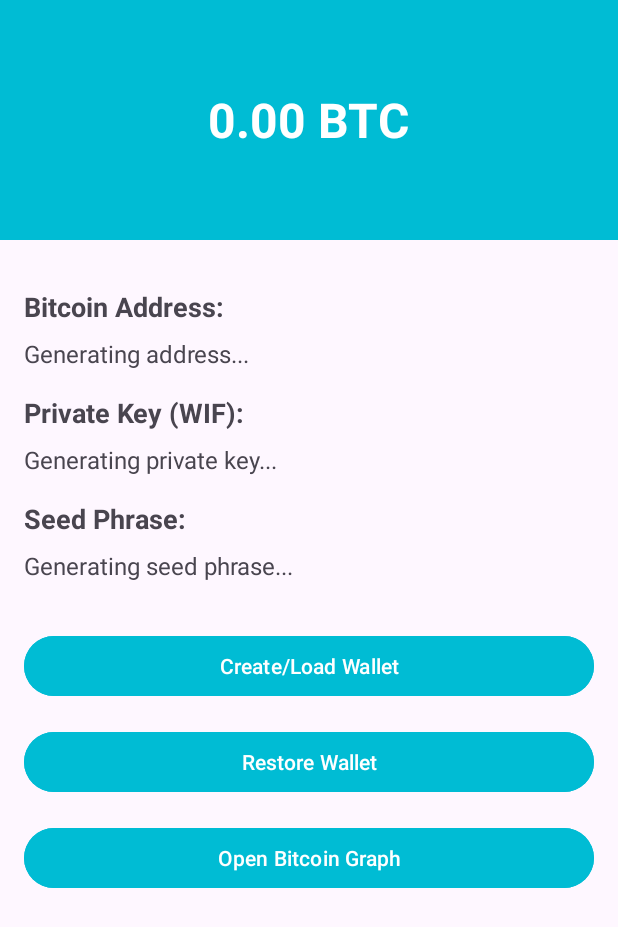
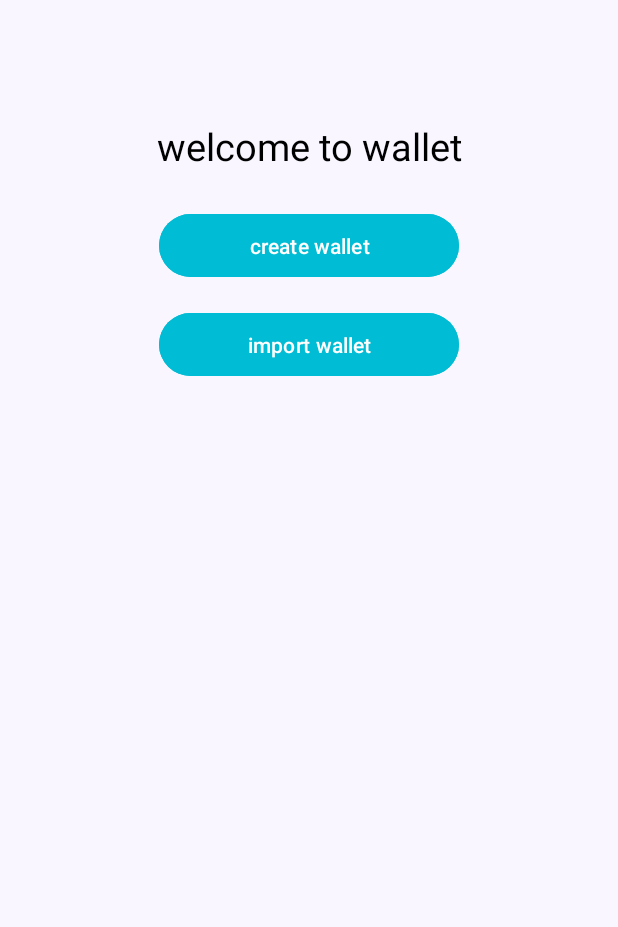
Before and after one commit to thisames/wallet-project, an Android app: the screen it shows after launch (MainActivity before the commit, WelcomeActivity after it), on a phone screen of 412 x 824 dp. Shown: the top 927 px of the screen. Run offline under Robolectric (Android 15) with nearby library versions, the phone set to English and light mode, and no system bars; libraries missing offline, so code that uses them is left out: org.bitcoinj.core, org.bitcoinj.params, org.bitcoinj.script, org.bitcoinj.wallet.

```diff
--- a/app/src/main/AndroidManifest.xml
+++ b/app/src/main/AndroidManifest.xml
@@ -15,6 +15,9 @@
         android:theme="@style/Theme.Walletproject"
         tools:targetApi="31">
         <activity
+            android:name=".WelcomeActivity"
+            android:exported="false" />
+        <activity
             android:name=".GraphBitcoin"
             android:exported="false"
             android:theme="@style/Theme.Walletproject" />
--- a/app/src/main/java/com/phonereplay/wallet_project/MainActivity.java
+++ b/app/src/main/java/com/phonereplay/wallet_project/MainActivity.java
@@ -1,5 +1,6 @@
 package com.phonereplay.wallet_project;
 
+import android.content.Intent;
 import android.os.Bundle;
 import android.util.Log;
 import android.widget.Button;
@@ -8,15 +9,9 @@ import android.widget.TextView;
 import androidx.appcompat.app.AppCompatActivity;
 
 import org.bitcoinj.core.Coin;
-import org.bitcoinj.params.TestNet3Params;
-import org.bitcoinj.script.Script;
-import org.bitcoinj.wallet.DeterministicSeed;
-import org.bitcoinj.wallet.KeyChainGroupStructure;
 import org.bitcoinj.wallet.Wallet;
 
 import java.io.File;
-import java.security.SecureRandom;
-import java.util.List;
 
 public class MainActivity extends AppCompatActivity {
     public static final String TAG = "BitcoinWallet";
@@ -26,7 +21,6 @@ public class MainActivity extends AppCompatActivity {
     private TextView addressText;
     private TextView privateKeyText;
     private TextView balanceText;
-    private TextView seedPhraseText;
 
     private Wallet wallet;
 
@@ -38,71 +32,35 @@ public class MainActivity extends AppCompatActivity {
         addressText = findViewById(R.id.addressText);
         privateKeyText = findViewById(R.id.privateKeyText);
         balanceText = findViewById(R.id.balanceText);
-        seedPhraseText = findViewById(R.id.seedPhraseText);
-        Button createWalletButton = findViewById(R.id.createWalletButton);
+        Button openGraphButton = findViewById(R.id.openGraphButton);
 
-        // Tentar carregar a carteira salva ao iniciar
+        openGraphButton.setOnClickListener(v -> {
+            Intent intent = new Intent(MainActivity.this, GraphBitcoin.class);
+            startActivity(intent);
+        });
+
         File walletFile = new File(getFilesDir(), WALLET_FILE_NAME);
         if (walletFile.exists()) {
             loadWallet(walletFile);
         } else {
+            Intent intent = new Intent(MainActivity.this, WelcomeActivity.class);
+            startActivity(intent);
             Log.d(TAG, "Nenhuma carteira existente encontrada. Crie uma nova.");
         }
-
-        //os comentarios sao importantes manter nesse codigo.
-        createWalletButton.setOnClickListener(v -> {
-            try {
-                // Gerar entropia aleatória
-                SecureRandom secureRandom = new SecureRandom();
-                byte[] entropy = new byte[16]; // 16 bytes = 128 bits de entropia
-                secureRandom.nextBytes(entropy);
-
-                // Criar a seed determinística
-                DeterministicSeed seed = new DeterministicSeed(entropy, "", System.currentTimeMillis() / 1000);
-
-                // Criar a carteira determinística a partir da seed
-                wallet = Wallet.fromSeed(
-                        TestNet3Params.get(),
-                        seed,
-                        Script.ScriptType.P2WPKH, // SegWit nativo (Bech32)
-                        KeyChainGroupStructure.DEFAULT // Usar estrutura BIP-32
-                );
-
-                // Salvar a carteira em um arquivo
-                wallet.saveToFile(walletFile);
-
-                // Atualizar a interface com os dados da nova carteira
-                updateUIWithWalletData(wallet);
-
-                // Exibir a seed phrase na interface
-                List<String> seedWords = seed.getMnemonicCode();
-                seedPhraseText.setText("Seed Phrase: " + String.join(" ", seedWords));
-                Log.d(TAG, "Seed Phrase: " + String.join(" ", seedWords));
-            } catch (Exception e) {
-                Log.e(TAG, "Erro ao criar carteira: " + e.getMessage(), e);
-            }
-        });
     }
 
     private void loadWallet(File walletFile) {
         try {
-            // Carregar a carteira existente do arquivo
             wallet = Wallet.loadFromFile(walletFile);
 
-            // Atualizar a interface com os dados da carteira carregada
             updateUIWithWalletData(wallet);
-
-            // Exibir a seed phrase na interface
-            DeterministicSeed seed = wallet.getKeyChainSeed();
-            List<String> seedWords = seed.getMnemonicCode();
-            seedPhraseText.setText("Seed Phrase: " + String.join(" ", seedWords));
             Log.d(TAG, "Wallet carregada com sucesso.");
         } catch (Exception e) {
             Log.e(TAG, "Erro ao carregar carteira: " + e.getMessage(), e);
         }
     }
 
-    void updateUIWithWalletData(Wallet wallet) {
+    private void updateUIWithWalletData(Wallet wallet) {
         String address = wallet.currentReceiveAddress().toString();
         String privateKey = wallet.currentReceiveKey().getPrivateKeyEncoded(wallet.getParams()).toString();
         Coin balance = wallet.getBalance();
--- /dev/null
+++ b/app/src/main/java/com/phonereplay/wallet_project/WelcomeActivity.java
@@ -0,0 +1,96 @@
+package com.phonereplay.wallet_project;
+
+import android.os.Bundle;
+import android.util.Log;
+import android.widget.Button;
+
+import androidx.activity.EdgeToEdge;
+import androidx.appcompat.app.AppCompatActivity;
+import androidx.core.graphics.Insets;
+import androidx.core.view.ViewCompat;
+import androidx.core.view.WindowInsetsCompat;
+
+import org.bitcoinj.params.TestNet3Params;
+import org.bitcoinj.script.Script;
+import org.bitcoinj.wallet.DeterministicSeed;
+import org.bitcoinj.wallet.KeyChainGroupStructure;
+import org.bitcoinj.wallet.Wallet;
+
+import java.io.File;
+import java.security.SecureRandom;
+
+public class WelcomeActivity extends AppCompatActivity {
+    public static final String TAG = "BitcoinWallet";
+
+    private static final String WALLET_FILE_NAME = "user_wallet";
+    private Wallet wallet;
+
+    @Override
+    protected void onCreate(Bundle savedInstanceState) {
+        super.onCreate(savedInstanceState);
+        EdgeToEdge.enable(this);
+        setContentView(R.layout.activity_welcome);
+        ViewCompat.setOnApplyWindowInsetsListener(findViewById(R.id.main), (v, insets) -> {
+            Insets systemBars = insets.getInsets(WindowInsetsCompat.Type.systemBars());
+            v.setPadding(systemBars.left, systemBars.top, systemBars.right, systemBars.bottom);
+            return insets;
+        });
+
+        File walletFile = new File(getFilesDir(), WALLET_FILE_NAME);
+
+        Button createWalletButton = findViewById(R.id.createWalletButton);
+        Button importWalletButton = findViewById(R.id.importWalletButton);
+
+        importWalletButton.setOnClickListener(v -> {
+            //TODO implementar importação de carteira
+        });
+
+        /**
+         * Listener para o botão "createWalletButton".
+         * Este método é chamado quando o botão de criação de carteira é pressionado.
+         * Ele realiza os seguintes passos:
+         * 1. Gera entropia aleatória para criar uma seed determinística.
+         * 2. Utiliza a seed para criar uma carteira determinística compatível com BIP-32.
+         * 3. Salva a carteira gerada em um arquivo local.
+         * 4. Exibe um modal ao concluir o processo com sucesso.
+         *
+         * Requisitos:
+         * - Biblioteca `bitcoinj` para manipulação de carteiras e chaves privadas.
+         * - Permissão para salvar arquivos localmente.
+         *
+         * @throws Exception Caso ocorra qualquer erro no processo de criação ou salvamento da carteira.
+         */
+        createWalletButton.setOnClickListener(v -> {
+            try {
+                SecureRandom secureRandom = new SecureRandom();
+                byte[] entropy = new byte[16];
+                secureRandom.nextBytes(entropy);
+
+                DeterministicSeed seed = new DeterministicSeed(
+                        entropy,
+                        "",
+                        System.currentTimeMillis() / 1000
+                );
+
+                wallet = Wallet.fromSeed(
+                        TestNet3Params.get(),
+                        seed,
+                        Script.ScriptType.P2WPKH,
+                        KeyChainGroupStructure.DEFAULT
+                );
+
+                wallet.saveToFile(walletFile);
+
+                showModal();
+            } catch (Exception e) {
+                Log.e(TAG, "Erro ao criar carteira: " + e.getMessage(), e);
+            }
+        });
+
+    }
+
+    private void showModal() {
+        DialogCopySeedsFragment dialog = new DialogCopySeedsFragment(wallet);
+        dialog.show(getSupportFragmentManager(), "startGameDialog");
+    }
+}
--- a/app/src/main/res/layout/activity_main.xml
+++ b/app/src/main/res/layout/activity_main.xml
@@ -65,44 +65,6 @@
             android:text="Generating private key..."
             android:textSize="16sp" />
 
-        <!-- Exibição da Seed Phrase -->
-        <TextView
-            android:id="@+id/seedPhraseLabel"
-            android:layout_width="wrap_content"
-            android:layout_height="wrap_content"
-            android:layout_marginTop="16dp"
-            android:text="Seed Phrase:"
-            android:textSize="18sp"
-            android:textStyle="bold" />
-
-        <TextView
-            android:id="@+id/seedPhraseText"
-            android:layout_width="wrap_content"
-            android:layout_height="wrap_content"
-            android:layout_marginTop="8dp"
-            android:text="Generating seed phrase..."
-            android:textSize="16sp" />
-
-        <!-- Botão para criar a carteira -->
-        <Button
-            android:id="@+id/createWalletButton"
-            android:layout_width="match_parent"
-            android:layout_height="wrap_content"
-            android:layout_marginTop="32dp"
-            android:backgroundTint="#00BCD4"
-            android:text="Create/Load Wallet"
-            android:textColor="#FFFFFF" />
-
-        <!-- Botão para restaurar a carteira -->
-        <Button
-            android:id="@+id/restoreWalletButton"
-            android:layout_width="match_parent"
-            android:layout_height="wrap_content"
-            android:layout_marginTop="16dp"
-            android:backgroundTint="#00BCD4"
-            android:text="Restore Wallet"
-            android:textColor="#FFFFFF" />
-
         <!-- Botão para abrir o gráfico -->
         <Button
             android:id="@+id/openGraphButton"
--- /dev/null
+++ b/app/src/main/res/layout/activity_welcome.xml
@@ -0,0 +1,46 @@
+<?xml version="1.0" encoding="utf-8"?>
+<androidx.constraintlayout.widget.ConstraintLayout xmlns:android="http://schemas.android.com/apk/res/android"
+    xmlns:app="http://schemas.android.com/apk/res-auto"
+    xmlns:tools="http://schemas.android.com/tools"
+    android:id="@+id/main"
+    android:layout_width="match_parent"
+    android:layout_height="match_parent"
+    android:background="#F9F6FF"
+    tools:context=".WelcomeActivity">
+
+    <TextView
+        android:id="@+id/textView"
+        android:layout_width="wrap_content"
+        android:layout_height="wrap_content"
+        android:layout_marginTop="80dp"
+        android:text="welcome to wallet"
+        android:textColor="#000"
+        android:textSize="25sp"
+        app:layout_constraintEnd_toEndOf="parent"
+        app:layout_constraintStart_toStartOf="parent"
+        app:layout_constraintTop_toTopOf="parent" />
+
+    <Button
+        android:id="@+id/createWalletButton"
+        android:layout_width="200dp"
+        android:layout_height="50dp"
+        android:layout_marginTop="24dp"
+        android:backgroundTint="#00BCD4"
+        android:text="create wallet"
+        android:textColor="#fff"
+        app:layout_constraintEnd_toEndOf="parent"
+        app:layout_constraintStart_toStartOf="parent"
+        app:layout_constraintTop_toBottomOf="@id/textView" />
+
+    <Button
+        android:id="@+id/importWalletButton"
+        android:layout_width="200dp"
+        android:layout_height="50dp"
+        android:layout_marginTop="16dp"
+        android:backgroundTint="#00BCD4"
+        android:text="import wallet"
+        android:textColor="#fff"
+        app:layout_constraintEnd_toEndOf="parent"
+        app:layout_constraintStart_toStartOf="parent"
+        app:layout_constraintTop_toBottomOf="@id/createWalletButton" />
+</androidx.constraintlayout.widget.ConstraintLayout>
```
Also changed, not shown: app/src/main/java/com/phonereplay/wallet_project/DialogCopySeedsFragment.java (added, +81 -0 lines), app/src/main/java/com/phonereplay/wallet_project/WalletCreateTask.java (deleted, +0 -68 lines), app/src/main/java/com/phonereplay/wallet_project/WalletLoadTask.java (deleted, +0 -67 lines), app/src/main/res/layout/dialog_copy_seeds.xml (added, +27 -0 lines).
